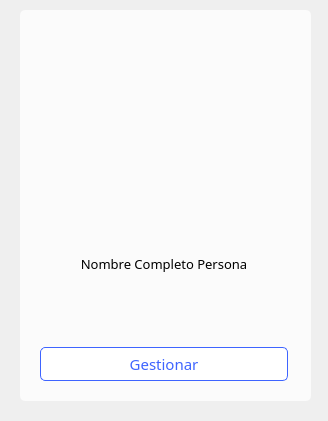
The window that hospital-Core/Widgets/Administrador/administrador_tarjeta_gestion.ui (MrDanielG/Hospital-SCRUM) describes before a commit, drawn with Qt 5.
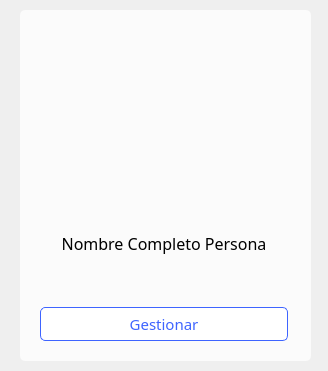
The same window after the commit. Icons and pictures are not drawn.

Commit message: Info Gestion

Patch:
```diff
--- a/hospital-Core/Widgets/Administrador/administrador_tarjeta_gestion.ui
+++ b/hospital-Core/Widgets/Administrador/administrador_tarjeta_gestion.ui
@@ -7,19 +7,19 @@
     <x>0</x>
     <y>0</y>
     <width>328</width>
-    <height>421</height>
+    <height>371</height>
    </rect>
   </property>
   <property name="minimumSize">
    <size>
     <width>328</width>
-    <height>421</height>
+    <height>371</height>
    </size>
   </property>
   <property name="maximumSize">
    <size>
     <width>328</width>
-    <height>421</height>
+    <height>371</height>
    </size>
   </property>
   <property name="windowTitle">
@@ -31,13 +31,13 @@
      <x>20</x>
      <y>10</y>
      <width>291</width>
-     <height>391</height>
+     <height>351</height>
     </rect>
    </property>
    <property name="minimumSize">
     <size>
-     <width>291</width>
-     <height>391</height>
+     <width>0</width>
+     <height>0</height>
     </size>
    </property>
    <property name="maximumSize">
@@ -60,7 +60,7 @@
      <x>40</x>
      <y>30</y>
      <width>248</width>
-     <height>351</height>
+     <height>311</height>
     </rect>
    </property>
    <layout class="QVBoxLayout" name="verticalLayout">
@@ -140,7 +140,7 @@
       <property name="font">
        <font>
         <family>Montserrat Medium</family>
-        <pointsize>10</pointsize>
+        <pointsize>12</pointsize>
        </font>
       </property>
       <property name="styleSheet">
```
The commit also changes 5 other files.
